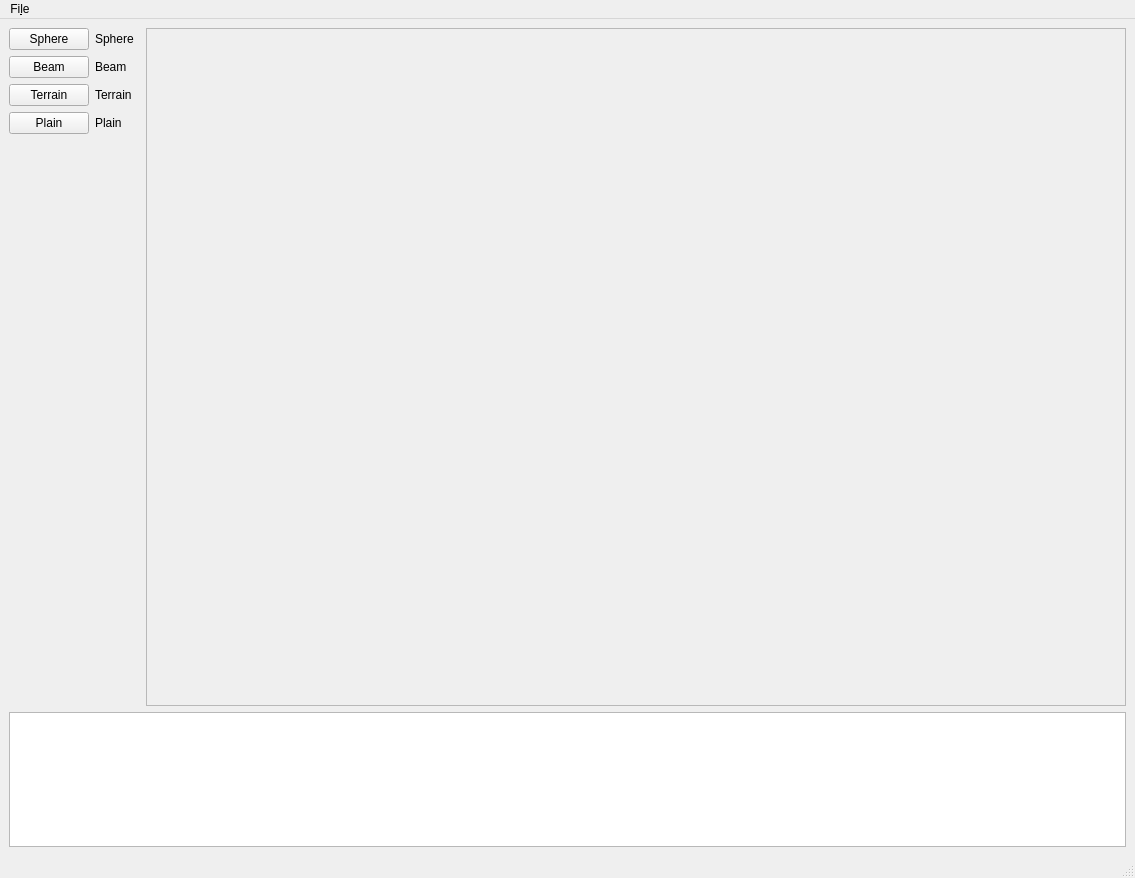
First picture: the form in editor/mainwindow.ui, repository ardazishvili/fig, before the edit.
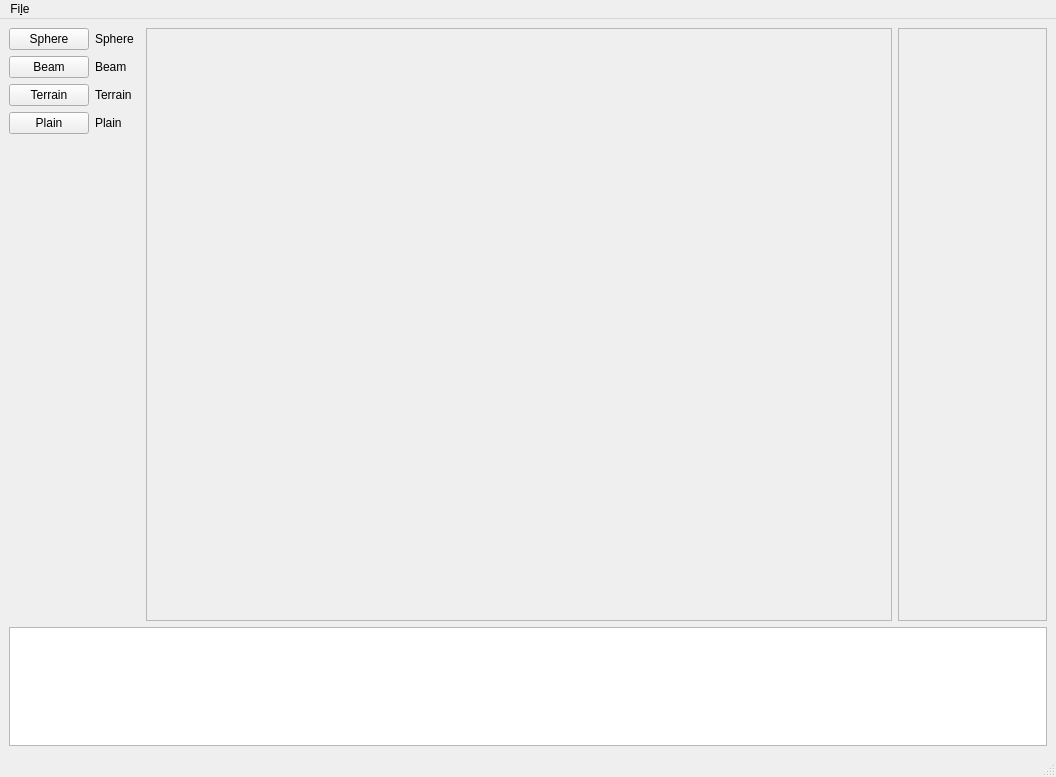
Second picture: the form after the edit.

The edit to the form file:
```diff
--- a/editor/mainwindow.ui
+++ b/editor/mainwindow.ui
@@ -6,8 +6,8 @@
    <rect>
     <x>0</x>
     <y>0</y>
-    <width>1135</width>
-    <height>878</height>
+    <width>1056</width>
+    <height>777</height>
    </rect>
   </property>
   <property name="windowTitle">
@@ -15,6 +15,19 @@
   </property>
   <widget class="QWidget" name="centralwidget">
    <layout class="QGridLayout" name="gridLayout">
+    <item row="1" column="0" colspan="3">
+     <widget class="QPlainTextEdit" name="console">
+      <property name="sizePolicy">
+       <sizepolicy hsizetype="Expanding" vsizetype="Expanding">
+        <horstretch>0</horstretch>
+        <verstretch>10</verstretch>
+       </sizepolicy>
+      </property>
+      <property name="readOnly">
+       <bool>true</bool>
+      </property>
+     </widget>
+    </item>
     <item row="0" column="0">
      <layout class="QFormLayout" name="formLayout">
       <property name="horizontalSpacing">
@@ -88,7 +101,7 @@
      <widget class="QFrame" name="frame">
       <property name="sizePolicy">
        <sizepolicy hsizetype="Expanding" vsizetype="Expanding">
-        <horstretch>0</horstretch>
+        <horstretch>50</horstretch>
         <verstretch>50</verstretch>
        </sizepolicy>
       </property>
@@ -100,16 +113,19 @@
       </property>
      </widget>
     </item>
-    <item row="1" column="0" colspan="2">
-     <widget class="QPlainTextEdit" name="console">
+    <item row="0" column="2">
+     <widget class="QFrame" name="properties">
       <property name="sizePolicy">
-       <sizepolicy hsizetype="Expanding" vsizetype="Expanding">
-        <horstretch>0</horstretch>
-        <verstretch>10</verstretch>
+       <sizepolicy hsizetype="Preferred" vsizetype="Preferred">
+        <horstretch>10</horstretch>
+        <verstretch>0</verstretch>
        </sizepolicy>
       </property>
-      <property name="readOnly">
-       <bool>true</bool>
+      <property name="frameShape">
+       <enum>QFrame::StyledPanel</enum>
+      </property>
+      <property name="frameShadow">
+       <enum>QFrame::Raised</enum>
       </property>
      </widget>
     </item>
@@ -120,7 +136,7 @@
     <rect>
      <x>0</x>
      <y>0</y>
-     <width>1135</width>
+     <width>1056</width>
      <height>30</height>
     </rect>
    </property>
```
